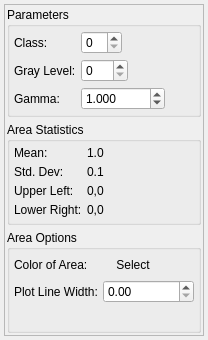
BlueQuartzSoftware/EMMPMWorkbench, file Code/EmMpmGui/UI_Files/UserInitAreaWidget.ui: the form before one commit.
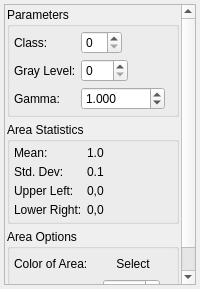
The form after the commit.

Diff of the .ui file:
```diff
--- a/Code/EmMpmGui/UI_Files/UserInitAreaWidget.ui
+++ b/Code/EmMpmGui/UI_Files/UserInitAreaWidget.ui
@@ -6,8 +6,8 @@
    <rect>
     <x>0</x>
     <y>0</y>
-    <width>208</width>
-    <height>340</height>
+    <width>200</width>
+    <height>289</height>
    </rect>
   </property>
   <property name="windowTitle">
@@ -30,8 +30,8 @@
        <rect>
         <x>0</x>
         <y>0</y>
-        <width>198</width>
-        <height>330</height>
+        <width>190</width>
+        <height>279</height>
        </rect>
       </property>
       <layout class="QVBoxLayout" name="verticalLayout_2">
@@ -196,6 +196,9 @@
           <string>Area Options</string>
          </property>
          <layout class="QFormLayout" name="formLayout_3">
+          <property name="fieldGrowthPolicy">
+           <enum>QFormLayout::FieldsStayAtSizeHint</enum>
+          </property>
           <property name="horizontalSpacing">
            <number>5</number>
           </property>
@@ -205,14 +208,14 @@
           <property name="margin">
            <number>4</number>
           </property>
-          <item row="2" column="0">
+          <item row="1" column="0">
            <widget class="QLabel" name="label">
             <property name="text">
              <string>Color of Area:</string>
             </property>
            </widget>
           </item>
-          <item row="2" column="1">
+          <item row="1" column="1">
            <widget class="QToolButton" name="colorButton">
             <property name="minimumSize">
              <size>
@@ -240,14 +243,14 @@
             </property>
            </widget>
           </item>
-          <item row="3" column="0">
+          <item row="2" column="0">
            <widget class="QLabel" name="label_8">
             <property name="text">
              <string>Plot Line Width:</string>
             </property>
            </widget>
           </item>
-          <item row="3" column="1">
+          <item row="2" column="1">
            <widget class="QDoubleSpinBox" name="m_LineWidth"/>
           </item>
          </layout>
```
